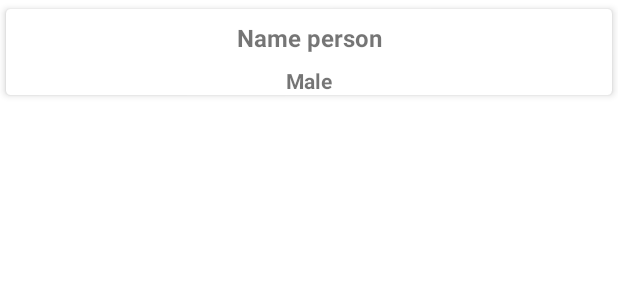
After one commit to CarlosTaipe/AppPatterns, an Android app: the layout person_item.xml on its own in the app's theme, with its tools: preview values and no code run, on a phone screen of 412 x 824 dp. The commit adds this screen. Shown: the top 300 px of the screen. Run offline under Robolectric (Android 15) with nearby library versions, the phone set to English and light mode, and no system bars.

Commit message:
added view person_item!

```diff
--- a/app/build.gradle
+++ b/app/build.gradle
@@ -51,4 +51,7 @@ dependencies {
 
     //Gson
     implementation 'com.squareup.retrofit2:converter-gson:2.9.0'
+
+    // Timber logs
+    implementation 'com.jakewharton.timber:timber:4.7.1'
 }
--- a/app/src/main/AndroidManifest.xml
+++ b/app/src/main/AndroidManifest.xml
@@ -1,6 +1,8 @@
 <?xml version="1.0" encoding="utf-8"?>
 <manifest xmlns:android="http://schemas.android.com/apk/res/android"
     package="com.cdta.appcreativepattern">
+
+    <uses-permission android:name="android.permission.INTERNET"/>
 
     <application
         android:allowBackup="true"
@@ -10,7 +12,7 @@
         android:supportsRtl="true"
         android:theme="@style/Theme.AppCreativePattern">
         <activity
-            android:name=".MainActivity"
+            android:name=".view.MainActivity"
             android:exported="true">
             <intent-filter>
                 <action android:name="android.intent.action.MAIN" />
--- a/app/src/main/java/com/cdta/appcreativepattern/MainActivity.kt
+++ b/app/src/main/java/com/cdta/appcreativepattern/view/MainActivity.kt
@@ -1,7 +1,8 @@
-package com.cdta.appcreativepattern
+package com.cdta.appcreativepattern.view
 
 import androidx.appcompat.app.AppCompatActivity
 import android.os.Bundle
+import com.cdta.appcreativepattern.R
 
 class MainActivity : AppCompatActivity() {
     override fun onCreate(savedInstanceState: Bundle?) {
--- /dev/null
+++ b/app/src/main/res/layout/person_item.xml
@@ -0,0 +1,39 @@
+<?xml version="1.0" encoding="utf-8"?>
+<androidx.cardview.widget.CardView xmlns:android="http://schemas.android.com/apk/res/android"
+    xmlns:app="http://schemas.android.com/apk/res-auto"
+    xmlns:tools="http://schemas.android.com/tools"
+    android:layout_width="match_parent"
+    android:layout_height="wrap_content"
+    app:cardCornerRadius="3dp"
+    app:cardElevation="3dp"
+    app:cardUseCompatPadding="true">
+
+    <androidx.constraintlayout.widget.ConstraintLayout
+        android:layout_width="match_parent"
+        android:layout_height="wrap_content">
+
+        <TextView
+            android:id="@+id/name"
+            android:layout_width="wrap_content"
+            android:layout_height="wrap_content"
+            android:layout_marginTop="8dp"
+            android:text="Name person"
+            android:textSize="16sp"
+            android:textStyle="bold"
+            app:layout_constraintEnd_toEndOf="parent"
+            app:layout_constraintStart_toStartOf="parent"
+            app:layout_constraintTop_toTopOf="parent" />
+
+        <TextView
+            android:id="@+id/genre"
+            android:layout_width="wrap_content"
+            android:layout_height="wrap_content"
+            android:layout_marginTop="8dp"
+            android:text="Male"
+            android:textSize="14sp"
+            android:textStyle="bold"
+            app:layout_constraintEnd_toEndOf="parent"
+            app:layout_constraintStart_toStartOf="parent"
+            app:layout_constraintTop_toBottomOf="@+id/name" />
+    </androidx.constraintlayout.widget.ConstraintLayout>
+</androidx.cardview.widget.CardView>
```
Also changed, not shown: app/src/main/res/layout/activity_main.xml (+8 -11 lines).
